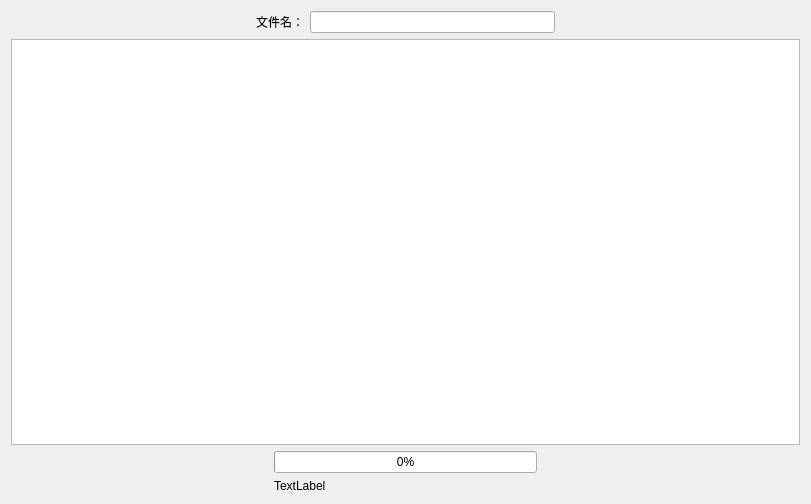
Qt form FileManagement/DownloadWindow.ui (hhyvs111/FileManagement) before a commit.
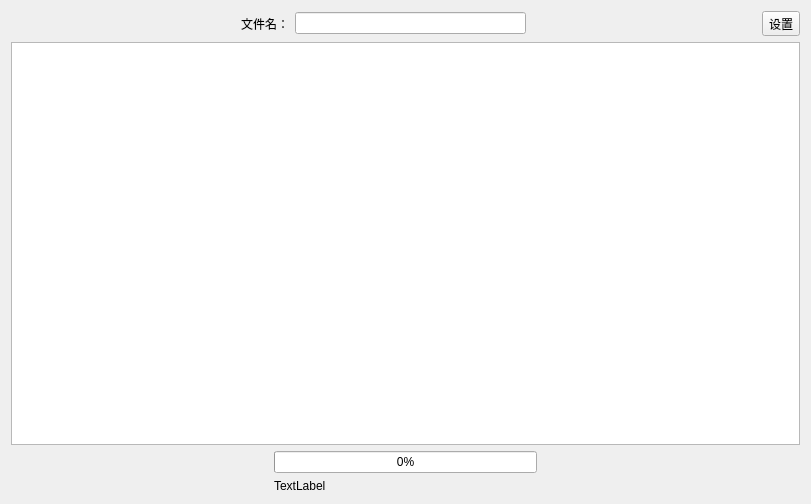
The same form after that commit.

```diff
--- a/FileManagement/DownloadWindow.ui
+++ b/FileManagement/DownloadWindow.ui
@@ -52,6 +52,13 @@
        </property>
       </spacer>
      </item>
+     <item>
+      <widget class="QToolButton" name="settingButton">
+       <property name="text">
+        <string>设置</string>
+       </property>
+      </widget>
+     </item>
     </layout>
    </item>
    <item>
```
